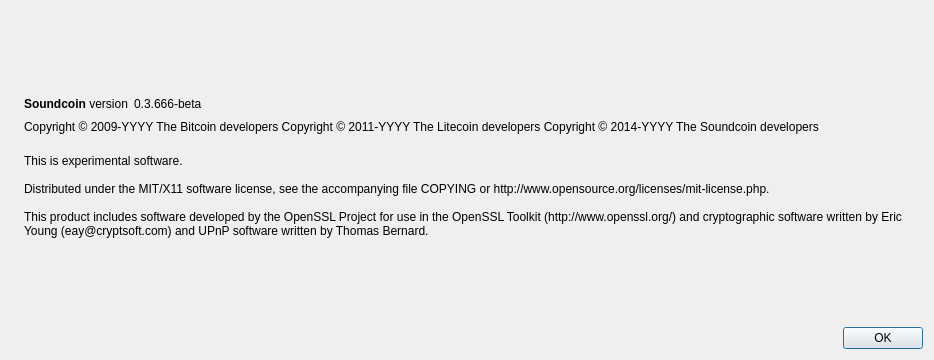
The window that src/qt/forms/aboutdialog.ui (dakk/soundcoin) describes before a commit, drawn with Qt 5.
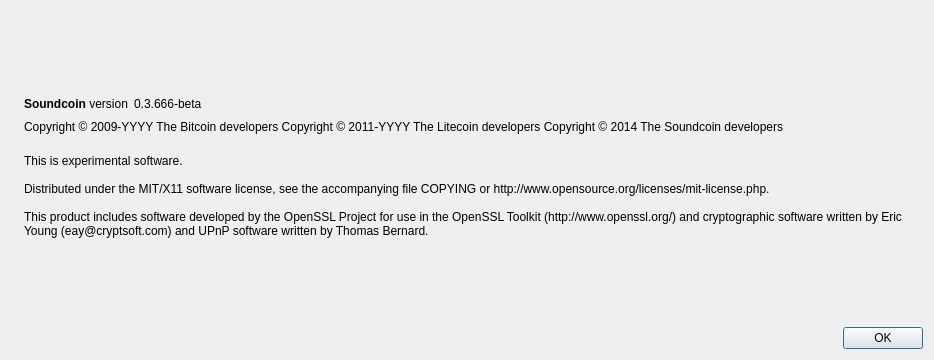
The same window after the commit. Icons and pictures are not drawn.

Patch:
```diff
--- a/src/qt/forms/aboutdialog.ui
+++ b/src/qt/forms/aboutdialog.ui
@@ -93,7 +93,7 @@
        <property name="text">
         <string notr="true">Copyright &amp;copy; 2009-YYYY The Bitcoin developers
 Copyright &amp;copy; 2011-YYYY The Litecoin developers
-Copyright &amp;copy; 2014-YYYY The Soundcoin developers</string>
+Copyright &amp;copy; 2014 The Soundcoin developers</string>
        </property>
        <property name="textFormat">
         <enum>Qt::RichText</enum>
```
